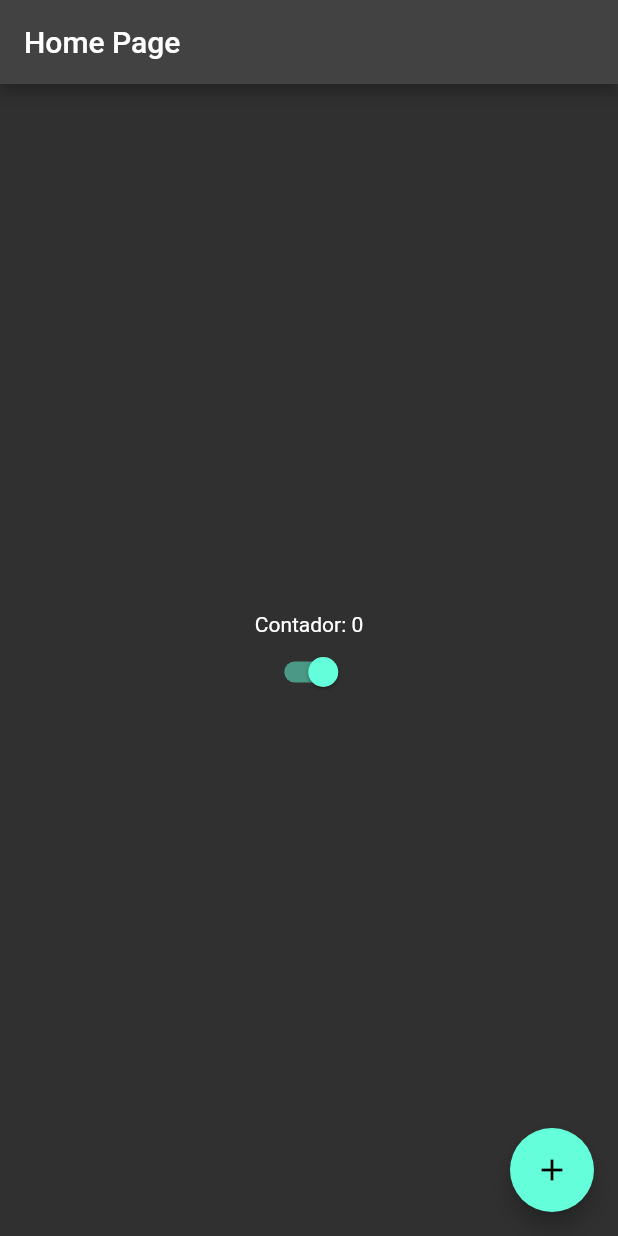
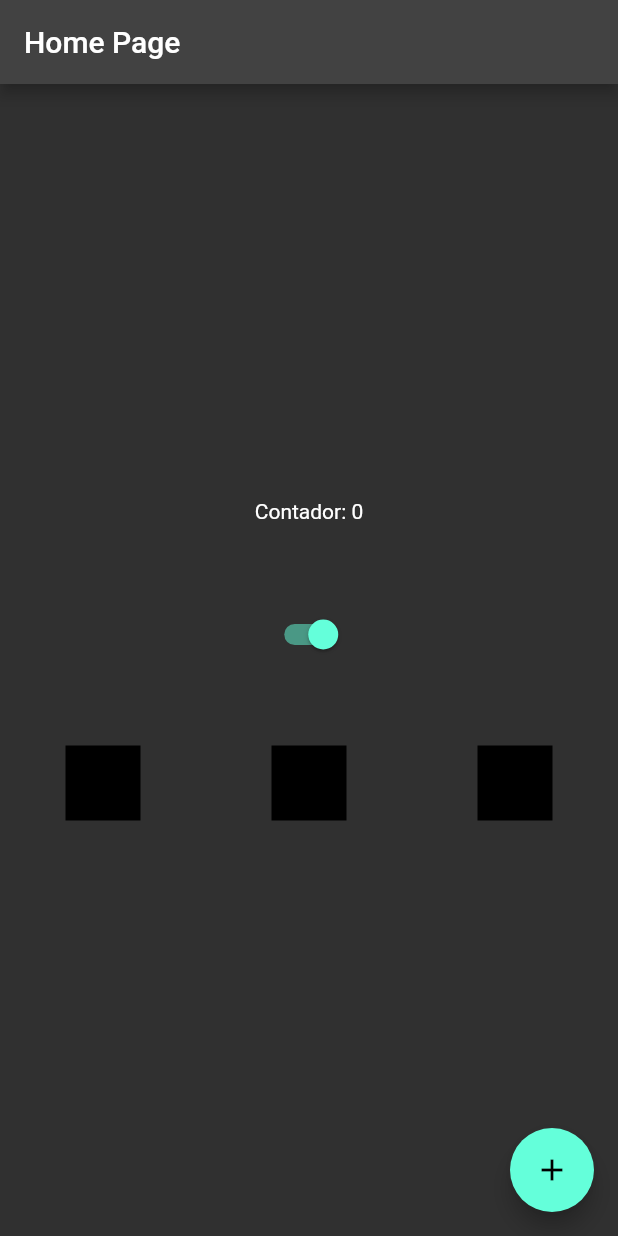
Before and after one commit to yuri-duque/flutter_hello_word, a Flutter app: the screen it shows after launch, on a phone screen of 412 x 824 dp. Run offline on Flutter 3.47's test engine with Material 2 defaults, Android fonts, the phone set to English and light mode, and no system bars.

Commit message:
trabalhando com row

```diff
--- a/lib/home_page.dart
+++ b/lib/home_page.dart
@@ -24,10 +24,19 @@ class HomePageState extends State<HomePage> {
         height: double.infinity,
         child: Column(
           mainAxisAlignment: MainAxisAlignment.center,
-          crossAxisAlignment: CrossAxisAlignment.center,
           children: [
             Text("Contador: $counter"),
+            Container(height: 50),
             CustomSwitcher(),
+            Container(height: 50),
+            Row(
+              mainAxisAlignment: MainAxisAlignment.spaceAround,
+              children: [
+                Container(width: 50, height: 50, color: Colors.black),
+                Container(width: 50, height: 50, color: Colors.black),
+                Container(width: 50, height: 50, color: Colors.black),
+              ],
+            )
           ],
         ),
       ),
```
